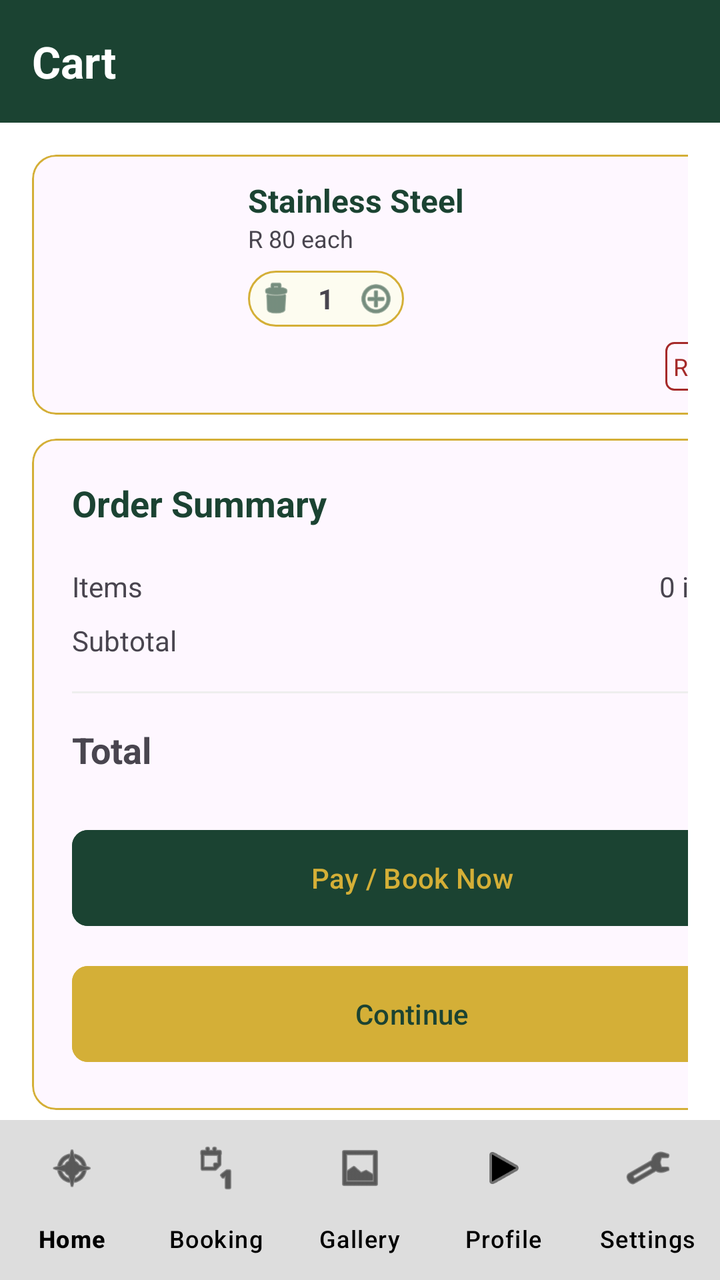
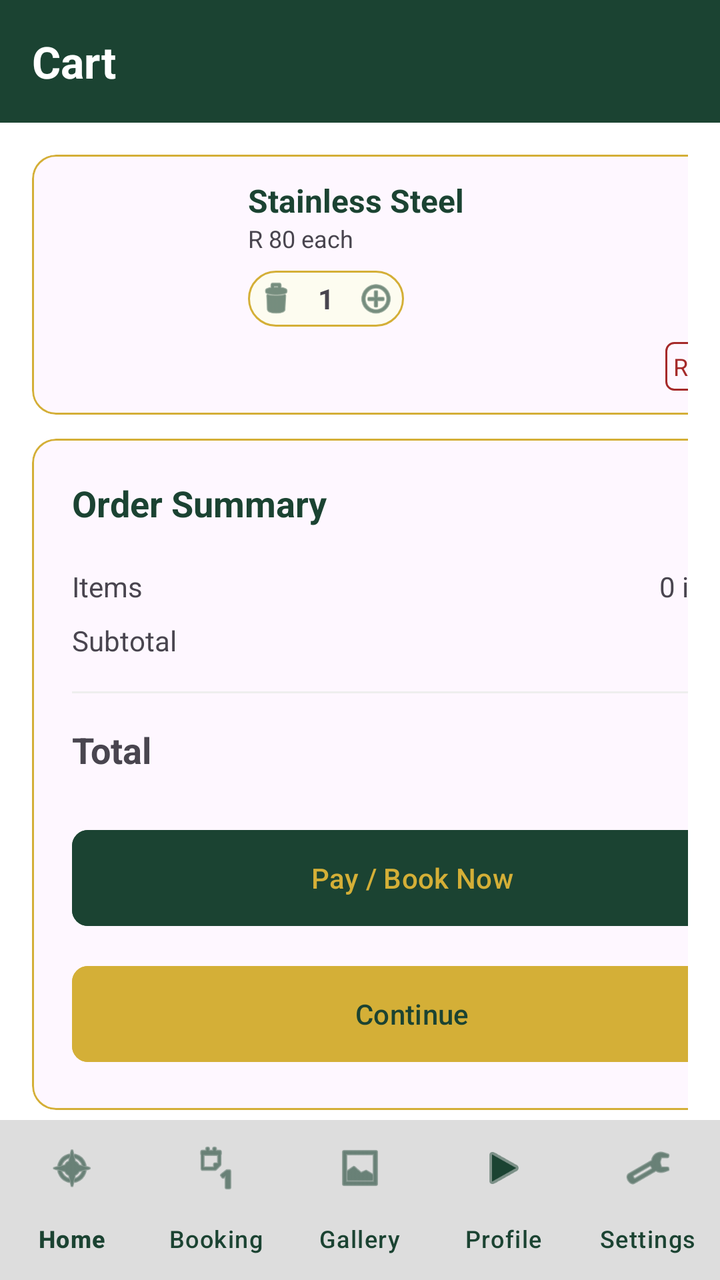

An Android layout rendered at two revisions. The XML below is the earlier revision; the diff shows what the commit changed to produce the second picture.
<!-- AndroidManifest.xml: application theme Theme.Moes -->
<!-- res/layout/activity_purchase_screen.xml -->
<?xml version="1.0" encoding="utf-8"?>
<RelativeLayout xmlns:android="http://schemas.android.com/apk/res/android"
    xmlns:app="http://schemas.android.com/apk/res-auto"
    xmlns:tools="http://schemas.android.com/tools"
    android:id="@+id/main"
    android:layout_width="match_parent"
    android:layout_height="match_parent"
    android:background="@color/white"
    tools:context=".cart">

    <RelativeLayout
        android:id="@+id/navBar"
        android:layout_width="match_parent"
        android:layout_height="wrap_content"
        android:padding="16dp"
        android:background="@color/moes_forest_green">

        <TextView
            android:layout_width="wrap_content"
            android:layout_height="wrap_content"
            android:text="Cart"
            android:textColor="@color/white"
            android:textSize="22sp"
            android:textStyle="bold" />
    </RelativeLayout>



    <androidx.core.widget.NestedScrollView
        android:layout_width="match_parent"
        android:layout_height="match_parent"
        android:layout_below="@id/navBar"
        android:layout_above="@id/bottomNavigation"
        android:fillViewport="true"
        >

        <LinearLayout
            android:id="@+id/cartItemsList"
            android:layout_width="match_parent"
            android:layout_height="wrap_content"
            android:orientation="vertical"
            android:padding="16dp"
            android:baselineAligned="false">

            
            <LinearLayout
                android:layout_width="380dp"
                android:layout_height="wrap_content"
                android:layout_weight="2"
                android:orientation="vertical"
                android:layout_marginEnd="12dp">

                
                <com.google.android.material.card.MaterialCardView
                    android:layout_width="match_parent"
                    android:layout_height="130dp"
                    android:layout_marginBottom="12dp"
                    app:cardCornerRadius="12dp"
                    app:strokeColor="@color/accent_gold"
                    app:strokeWidth="1dp">

                    <RelativeLayout
                        android:layout_width="match_parent"
                        android:layout_height="wrap_content"
                        android:padding="12dp">

                        <com.google.android.material.imageview.ShapeableImageView
                            android:id="@+id/itemImage"
                            android:layout_width="80dp"
                            android:layout_height="80dp"
                            android:scaleType="centerCrop"
                            android:src="@mipmap/ic_launcher"
                            app:shapeAppearanceOverlay="@style/RoundedImage" />

                        <LinearLayout
                            android:layout_width="wrap_content"
                            android:layout_height="wrap_content"
                            android:layout_marginStart="16dp"
                            android:layout_toEndOf="@id/itemImage"
                            android:orientation="vertical">

                            <TextView
                                android:layout_width="wrap_content"
                                android:layout_height="wrap_content"
                                android:text="Stainless Steel"
                                android:textColor="@color/moes_forest_green"
                                android:textSize="16sp"
                                android:textStyle="bold" />

                            <TextView
                                android:layout_width="wrap_content"
                                android:layout_height="wrap_content"
                                android:text="R 80 each"
                                android:textSize="12sp" />

                            
                            <LinearLayout
                                android:layout_width="wrap_content"
                                android:layout_height="wrap_content"
                                android:layout_marginTop="8dp"
                                android:background="@drawable/bg_quantity_selector"
                                android:gravity="center_vertical"
                                android:padding="4dp">

                                <ImageView
                                    android:layout_width="20dp"
                                    android:layout_height="20dp"
                                    android:src="@android:drawable/ic_menu_delete"
                                    app:tint="@color/moes_forest_green" />

                                <TextView
                                    android:layout_width="30dp"
                                    android:layout_height="wrap_content"
                                    android:gravity="center"
                                    android:text="1"
                                    android:textStyle="bold" />

                                <ImageView
                                    android:layout_width="20dp"
                                    android:layout_height="20dp"
                                    android:src="@android:drawable/ic_menu_add"
                                    app:tint="@color/moes_forest_green" />
                            </LinearLayout>
                        </LinearLayout>

                        <TextView
                            android:layout_width="wrap_content"
                            android:layout_height="wrap_content"
                            android:layout_alignParentEnd="true"
                            android:text="R 80"
                            android:textColor="@color/black"
                            android:textSize="18sp"
                            android:textStyle="bold" />

                        <TextView
                            android:layout_width="wrap_content"
                            android:layout_height="wrap_content"
                            android:layout_alignParentEnd="true"
                            android:layout_alignParentBottom="true"
                            android:layout_marginTop="40dp"
                            android:background="@drawable/bg_remove_outline"
                            android:padding="4dp"
                            android:text="Remove"
                            android:textColor="#A52A2A"
                            android:textSize="12sp" />
                    </RelativeLayout>
                </com.google.android.material.card.MaterialCardView>

                

            </LinearLayout>






            
            <com.google.android.material.card.MaterialCardView
                android:layout_width="380dp"
                android:layout_height="wrap_content"
                android:layout_weight="1.2"
                app:cardCornerRadius="12dp"
                app:strokeColor="@color/accent_gold"
                app:strokeWidth="1dp">

                <LinearLayout
                    android:layout_width="match_parent"
                    android:layout_height="wrap_content"
                    android:orientation="vertical"
                    android:padding="20dp">

                    <TextView
                        android:layout_width="wrap_content"
                        android:layout_height="wrap_content"
                        android:text="Order Summary"
                        android:textColor="@color/moes_forest_green"
                        android:textStyle="bold"
                        android:textSize="18sp"
                        android:layout_marginBottom="20dp" />

                    <RelativeLayout
                        android:layout_width="match_parent"
                        android:layout_height="wrap_content"
                        android:layout_marginBottom="8dp">


                        <TextView
                            android:text="Items"
                            android:layout_width="wrap_content"
                            android:layout_height="wrap_content"/>

                        <TextView
                            android:id="@+id/tvItemCount"
                            android:layout_width="wrap_content"
                            android:layout_height="wrap_content"
                            android:layout_alignParentEnd="true"
                            android:text="0 items" />

                    </RelativeLayout>

                    <RelativeLayout
                        android:layout_width="match_parent"
                        android:layout_height="wrap_content"
                        android:layout_marginBottom="16dp">

                        <TextView

                            android:text="Subtotal"
                            android:layout_width="wrap_content"
                            android:layout_height="wrap_content"/>











                        <TextView
                            android:id="@+id/tvSubtotal"
                            android:layout_width="wrap_content"
                            android:layout_height="wrap_content"
                            android:layout_alignParentEnd="true"
                            android:text="R 0"
                            android:textStyle="bold" />

                    </RelativeLayout>

                    <View android:layout_width="match_parent" android:layout_height="1dp" android:background="#EEEEEE" android:layout_marginBottom="16dp"/>

                    <RelativeLayout
                        android:layout_width="match_parent"
                        android:layout_height="wrap_content"
                        android:layout_marginBottom="24dp">

                        <TextView
                            android:text="Total"
                            android:textStyle="bold"
                            android:textSize="18sp"
                            android:layout_width="wrap_content"
                            android:layout_height="wrap_content"/>

                        <TextView
                            android:id="@+id/tvTotal"
                            android:text="R 0"
                            android:textStyle="bold"
                            android:textSize="18sp"
                            android:layout_alignParentEnd="true"
                            android:layout_width="wrap_content"
                            android:layout_height="wrap_content"/>

                    </RelativeLayout>

                    <Button
                        android:id="@+id/btnPayNow"
                        android:layout_width="match_parent"
                        android:layout_height="56dp"
                        android:text="Pay / Book Now"
                        android:backgroundTint="@color/moes_forest_green"
                        android:textColor="@color/accent_gold"
                        app:cornerRadius="8dp"
                        android:layout_marginBottom="12dp" />

                    <Button
                        android:id="@+id/btnContinue"
                        android:layout_width="match_parent"
                        android:layout_height="56dp"
                        android:text="Continue"

                        style="@style/Widget.Material3.Button.TonalButton"
                        android:backgroundTint="@color/accent_gold"
                        android:textColor="@color/moes_forest_green"
                        app:cornerRadius="8dp" />

                </LinearLayout>
            </com.google.android.material.card.MaterialCardView>

        </LinearLayout>
    </androidx.core.widget.NestedScrollView>
    <com.google.android.material.bottomnavigation.BottomNavigationView
        android:id="@+id/bottomNavigation"
        android:layout_width="match_parent"
        android:layout_height="wrap_content"
        android:layout_alignParentBottom="true"
        android:background="#22000000"
        app:itemIconTint="@color/black"
        app:itemTextColor="@color/black"
        app:labelVisibilityMode="labeled"
        app:menu="@menu/bottom_nav_menu" />
</RelativeLayout>
<!-- resources referenced by this layout -->
<resources>
  <color name="accent_gold">#D4AF37</color>
  <color name="black">#000000</color>
  <color name="moes_forest_green">#1B4332</color>
  <color name="white">#FFFFFF</color>
  <!-- drawable bg_quantity_selector (drawable) -->
  <?xml version="1.0" encoding="utf-8"?>
  <shape xmlns:android="http://schemas.android.com/apk/res/android">
      <stroke android:width="1dp" android:color="@color/accent_gold"/>
      <corners android:radius="20dp"/>
      <solid android:color="#FDFCF0"/>
  </shape>
  <!-- drawable bg_remove_outline (drawable) -->
  <?xml version="1.0" encoding="utf-8"?>
  <shape xmlns:android="http://schemas.android.com/apk/res/android">
      <stroke android:width="1dp" android:color="#A52A2A"/>
      <corners android:radius="4dp"/>
  </shape>
  <!-- mipmap ic_launcher (mipmap-anydpi-v26) -->
  <?xml version="1.0" encoding="utf-8"?>
  <adaptive-icon xmlns:android="http://schemas.android.com/apk/res/android">
      <background android:drawable="@drawable/ic_launcher_background"/>
      <foreground android:drawable="@mipmap/ic_launcher_foreground"/>
  </adaptive-icon>
  <style name="RoundedImage">
          <item name="cornerSize">12dp</item>
      </style>
  <style name="Theme.Moes" parent="Theme.Material3.DayNight.NoActionBar">
      
      <item name="colorPrimary">@color/moes_forest_green</item>
      <item name="colorOnPrimary">@color/moes_gold</item>
  
      
      <item name="colorSecondary">@color/moes_gold</item>
      <item name="colorOnSecondary">@color/white</item>
  
      
      <item name="android:windowBackground">@color/moes_cream</item>
      <item name="android:statusBarColor">@color/moes_dark_header</item>
  </style>
  <!-- drawable ic_launcher_background: vector/xml drawable (drawable, 4866 chars, omitted) -->
  <color name="moes_gold">#C69C35</color>
  <color name="moes_cream">#FDFCF0</color>
  <color name="moes_dark_header">#121212</color>
</resources>

<!-- the commit's change to res/layout/activity_purchase_screen.xml (unified diff, before → after) -->
@@ -287,8 +287,8 @@
         android:layout_height="wrap_content"
         android:layout_alignParentBottom="true"
         android:background="#22000000"
-        app:itemIconTint="@color/black"
-        app:itemTextColor="@color/black"
+        app:itemIconTint="@color/moes_forest_green"
+        app:itemTextColor="@color/moes_forest_green"
         app:labelVisibilityMode="labeled"
         app:menu="@menu/bottom_nav_menu" />
 </RelativeLayout>
